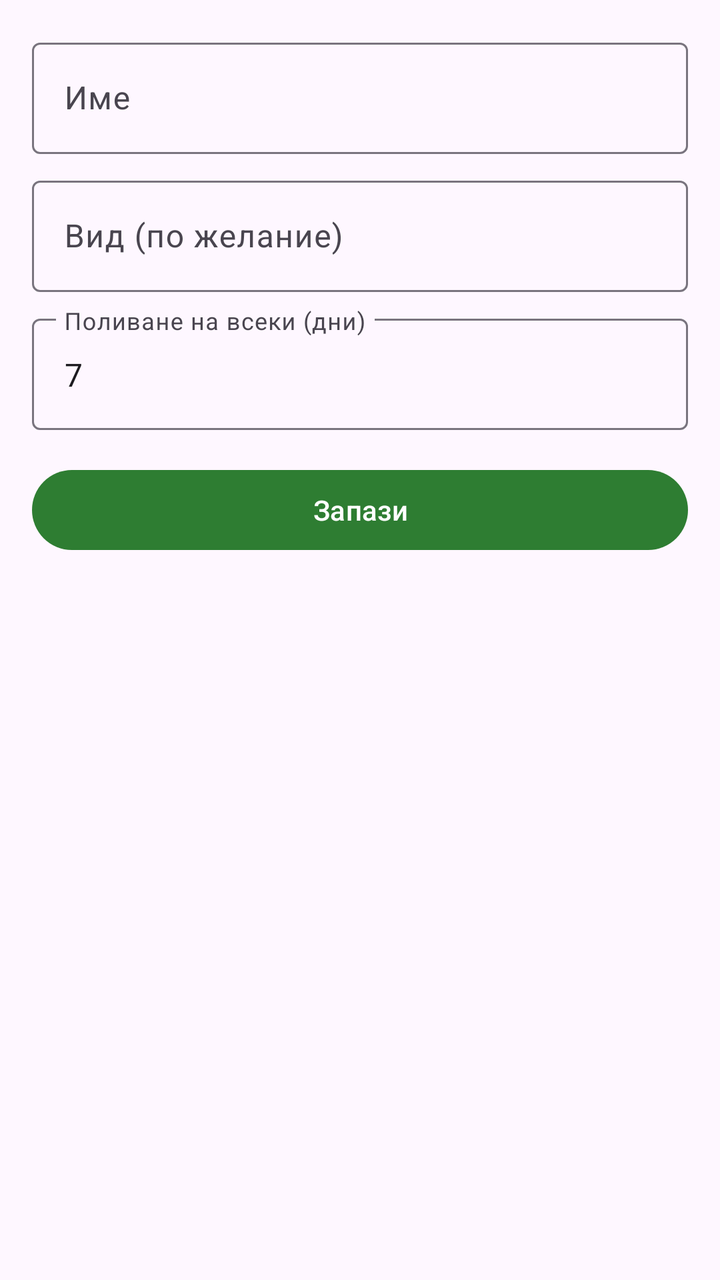
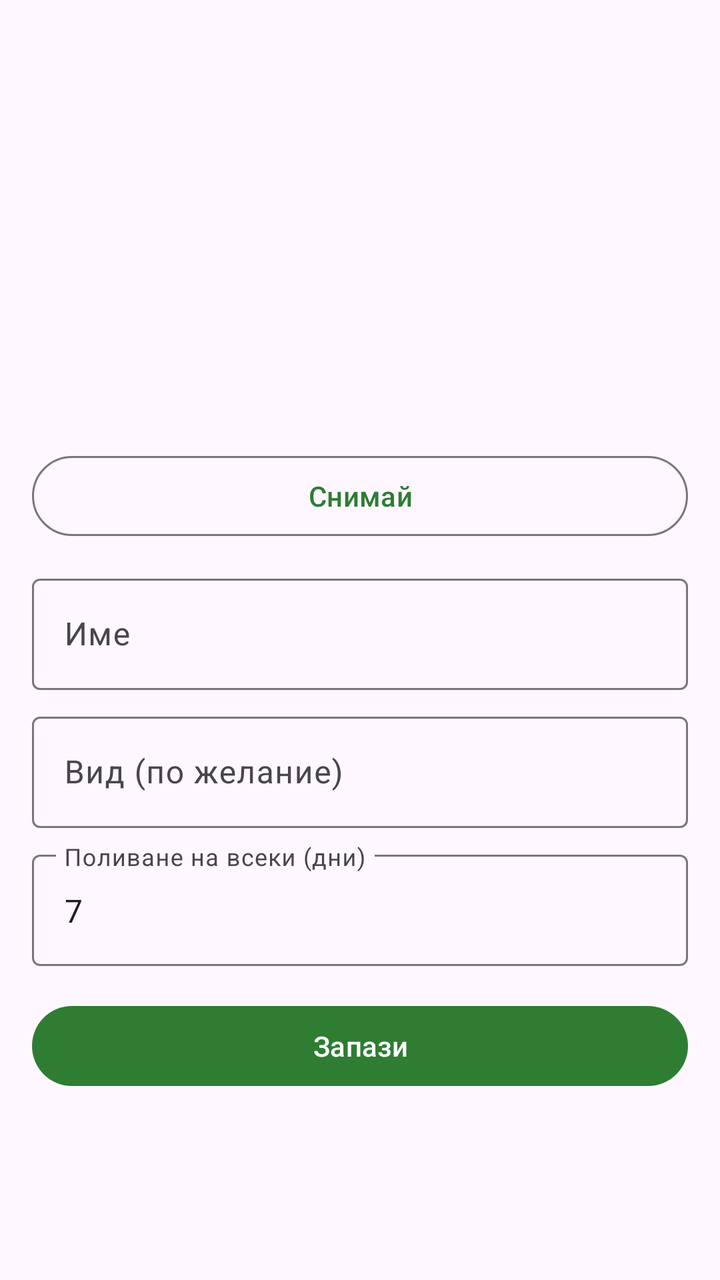

Screens rendered from an Android XML layout before and after an edit, with the pre-edit source and the edit as a unified diff.
<!-- AndroidManifest.xml: application theme Theme.PlantCare -->
<!-- res/layout/fragment_plant_edit.xml -->
<?xml version="1.0" encoding="utf-8"?>
<ScrollView xmlns:android="http://schemas.android.com/apk/res/android"
    android:layout_width="match_parent"
    android:layout_height="match_parent"
    android:fillViewport="true">

    <LinearLayout
        android:layout_width="match_parent"
        android:layout_height="wrap_content"
        android:orientation="vertical"
        android:padding="16dp">

        <com.google.android.material.textfield.TextInputLayout
            android:id="@+id/tilName"
            android:layout_width="match_parent"
            android:layout_height="wrap_content"
            android:hint="@string/hint_name">

            <com.google.android.material.textfield.TextInputEditText
                android:id="@+id/etName"
                android:layout_width="match_parent"
                android:layout_height="wrap_content"
                android:inputType="textCapSentences" />
        </com.google.android.material.textfield.TextInputLayout>

        <com.google.android.material.textfield.TextInputLayout
            android:id="@+id/tilSpecies"
            android:layout_width="match_parent"
            android:layout_height="wrap_content"
            android:layout_marginTop="8dp"
            android:hint="@string/hint_species">

            <com.google.android.material.textfield.TextInputEditText
                android:id="@+id/etSpecies"
                android:layout_width="match_parent"
                android:layout_height="wrap_content"
                android:inputType="textCapSentences" />
        </com.google.android.material.textfield.TextInputLayout>

        <com.google.android.material.textfield.TextInputLayout
            android:id="@+id/tilInterval"
            android:layout_width="match_parent"
            android:layout_height="wrap_content"
            android:layout_marginTop="8dp"
            android:hint="@string/hint_interval">

            <com.google.android.material.textfield.TextInputEditText
                android:id="@+id/etInterval"
                android:layout_width="match_parent"
                android:layout_height="wrap_content"
                android:inputType="number"
                android:text="7" />
        </com.google.android.material.textfield.TextInputLayout>

        <Button
            android:id="@+id/btnSave"
            android:layout_width="match_parent"
            android:layout_height="wrap_content"
            android:layout_marginTop="16dp"
            android:text="@string/save" />
    </LinearLayout>
</ScrollView>
<!-- resources referenced by this layout -->
<resources>
  <string name="hint_interval">Поливане на всеки (дни)</string>
  <string name="hint_name">Име</string>
  <string name="hint_species">Вид (по желание)</string>
  <string name="save">Запази</string>
  <style name="Theme.PlantCare" parent="Theme.Material3.DayNight.NoActionBar">
          <item name="colorPrimary">@color/plant_primary</item>
          <item name="colorOnPrimary">@color/plant_on_primary</item>
      </style>
  <color name="plant_primary">#2E7D32</color>
  <color name="plant_on_primary">#FFFFFF</color>
</resources>

<!-- the commit's change to res/layout/fragment_plant_edit.xml (unified diff, before → after) -->
@@ -10,10 +10,26 @@
         android:orientation="vertical"
         android:padding="16dp">
 
+        <ImageView
+            android:id="@+id/ivPhoto"
+            android:layout_width="match_parent"
+            android:layout_height="200dp"
+            android:contentDescription="@string/photo_desc"
+            android:scaleType="centerCrop" />
+
+        <Button
+            android:id="@+id/btnPhoto"
+            style="@style/Widget.Material3.Button.OutlinedButton"
+            android:layout_width="match_parent"
+            android:layout_height="wrap_content"
+            android:layout_marginTop="8dp"
+            android:text="@string/take_photo" />
+
         <com.google.android.material.textfield.TextInputLayout
             android:id="@+id/tilName"
             android:layout_width="match_parent"
             android:layout_height="wrap_content"
+            android:layout_marginTop="12dp"
             android:hint="@string/hint_name">
 
             <com.google.android.material.textfield.TextInputEditText
<!-- resource entries referenced after the edit -->
@@ -3,7 +3,9 @@
   <string name="hint_interval">Поливане на всеки (дни)</string>
   <string name="hint_name">Име</string>
   <string name="hint_species">Вид (по желание)</string>
+  <string name="photo_desc">Снимка на растението</string>6
   <string name="save">Запази</string>
+  <string name="take_photo">Снимай</string>
   <style name="Theme.PlantCare" parent="Theme.Material3.DayNight.NoActionBar">
           <item name="colorPrimary">@color/plant_primary</item>
           <item name="colorOnPrimary">@color/plant_on_primary</item>
